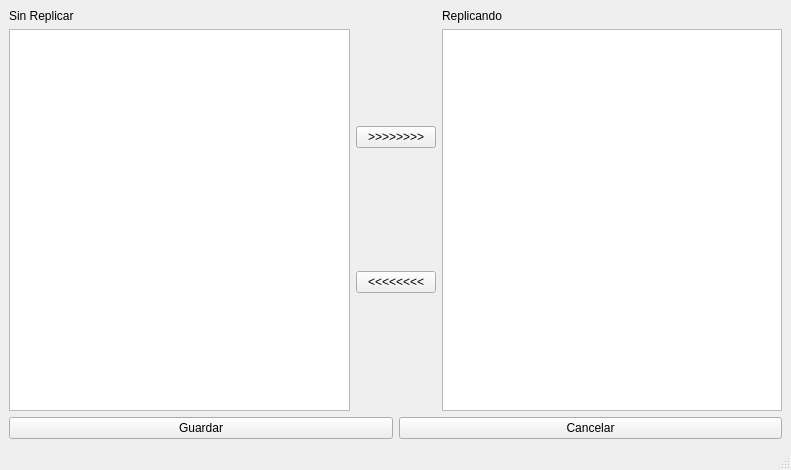
Before: the Qt Designer form ui/Main2.ui in mendoza/shiny-broccoli, drawn with Qt 5.
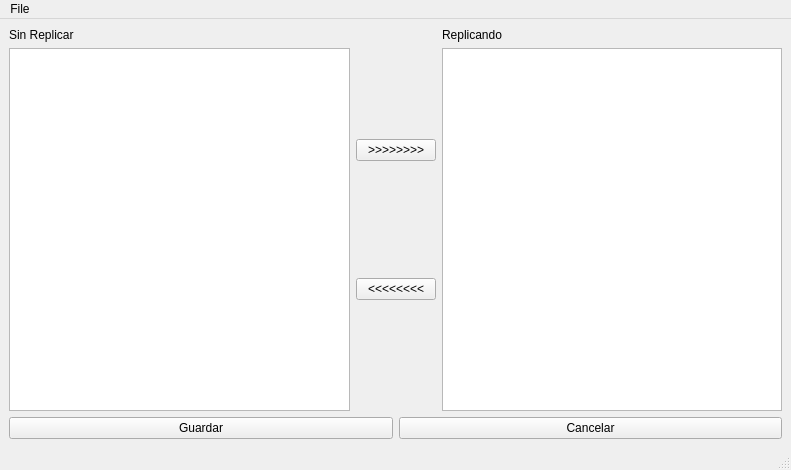
After: the same form once the commit is applied. Icons and pictures are not drawn.

Patch:
```diff
--- a/ui/Main2.ui
+++ b/ui/Main2.ui
@@ -98,6 +98,34 @@
    </layout>
   </widget>
   <widget class="QStatusBar" name="statusbar"/>
+  <widget class="QMenuBar" name="menuBar">
+   <property name="geometry">
+    <rect>
+     <x>0</x>
+     <y>0</y>
+     <width>791</width>
+     <height>25</height>
+    </rect>
+   </property>
+   <widget class="QMenu" name="menuFile">
+    <property name="title">
+     <string>File</string>
+    </property>
+    <addaction name="actionAbrir"/>
+    <addaction name="actionGuardar"/>
+   </widget>
+   <addaction name="menuFile"/>
+  </widget>
+  <action name="actionAbrir">
+   <property name="text">
+    <string>Abrir</string>
+   </property>
+  </action>
+  <action name="actionGuardar">
+   <property name="text">
+    <string>Guardar</string>
+   </property>
+  </action>
  </widget>
  <resources/>
  <connections/>
```
Left out of the diff: 4 changed lines with no effect on the pictures.
